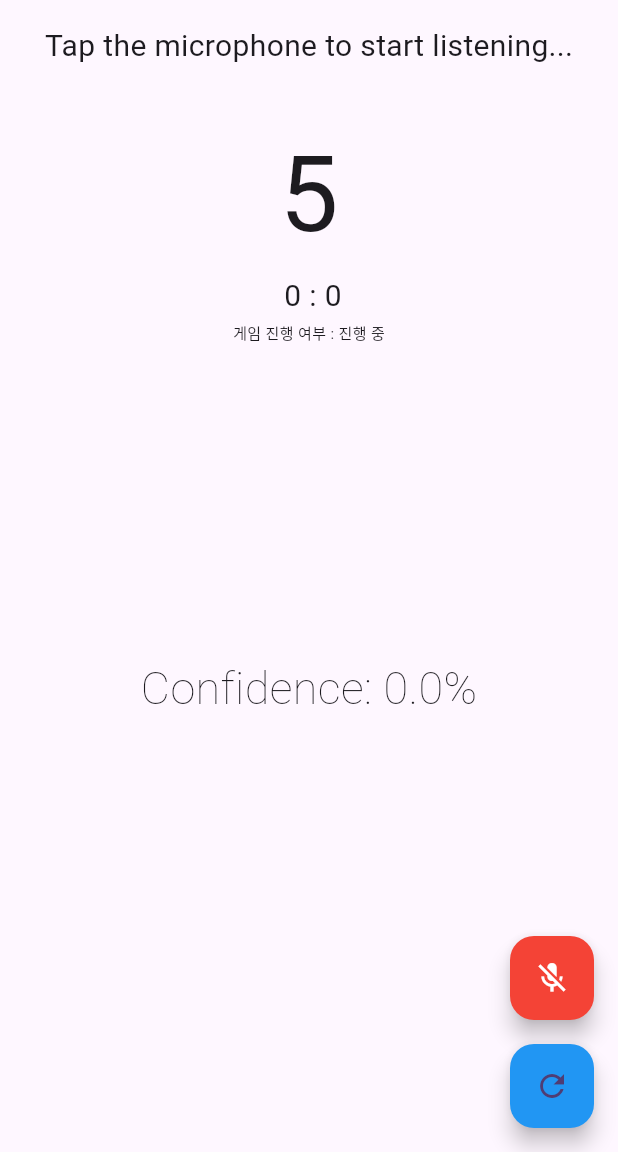
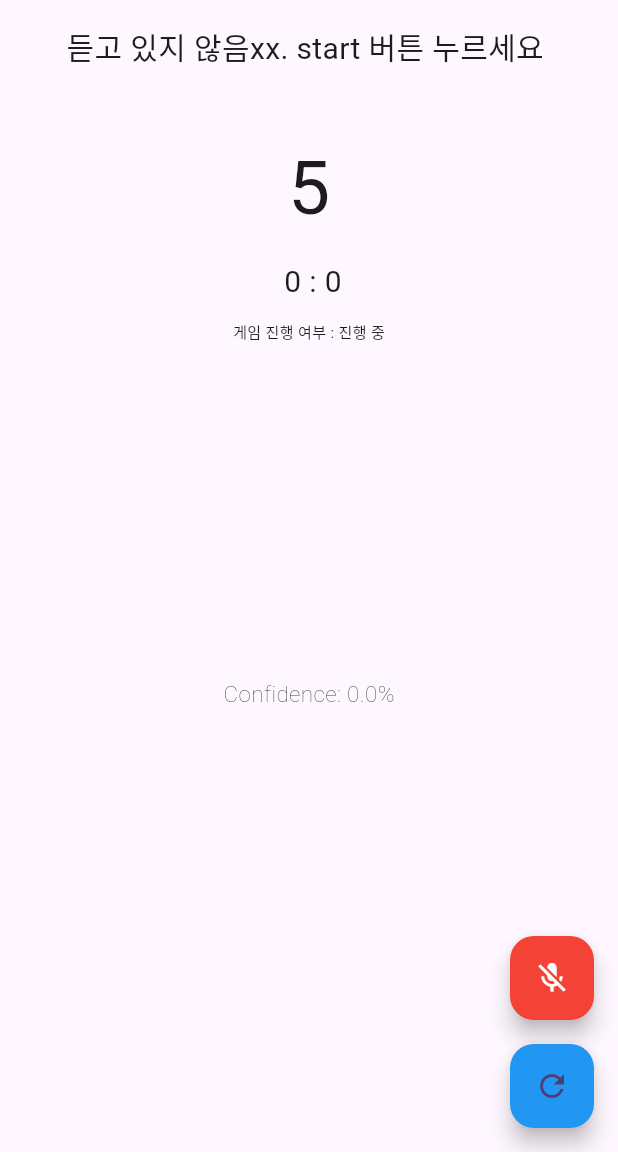
Before and after one commit to hayeounglee/Gapp, a Flutter app: the screen it shows after launch, after a tap on the "refresh" icon, on a phone screen of 412 x 824 dp, the part 84-1236 px from its top. Run offline on Flutter 3.47's test engine with Material 3 defaults, Android fonts, the phone set to English and light mode, and no system bars; our stand-ins replace speech_to_text.

Commit message:
안드로이드 권한 추가 및 home_page 수정

```diff
--- a/lib/pages/home_page.dart
+++ b/lib/pages/home_page.dart
@@ -117,6 +117,10 @@ class _HomePageState extends State<HomePage> {
   void _restartGame() {
     setState(() {
       _gameEnabled = true;
+      _player1Score = 0;
+      _player2Score = 0;
+      _playerTurn = 0;
+      _confidenceLevel = 0;
       _speechResultsList.clear();
       _clearWordsSpoken();
     });
@@ -141,9 +145,9 @@ class _HomePageState extends State<HomePage> {
               padding: const EdgeInsets.all(16),
               child: Text(
                 _speechToText.isListening
-                    ? "listening..."
+                    ? "듣는 중"
                     : _speechEnabled
-                        ? "Tap the microphone to start listening..."
+                        ? "듣고 있지 않음xx. start 버튼 누르세요 "
                         : "Speech not available",
                 style: const TextStyle(fontSize: 20.0),
               ),
@@ -157,7 +161,7 @@ class _HomePageState extends State<HomePage> {
                     Text(
                       //timeLeft.toString(),
                       timeLeft == 0 ? 'DONE' : timeLeft.toString(),
-                      style: const TextStyle(fontSize: 70),
+                      style: const TextStyle(fontSize: 50),
                     ),
                     Text(
                       ' $_player1Score : $_player2Score',
@@ -201,7 +205,7 @@ class _HomePageState extends State<HomePage> {
                 child: Text(
                   "Confidence: ${(_confidenceLevel * 100).toStringAsFixed(1)}%",
                   style: const TextStyle(
-                    fontSize: 30,
+                    fontSize: 15,
                     fontWeight: FontWeight.w200,
                   ),
                 ),
```
Also changed, not shown: 1 other file.
